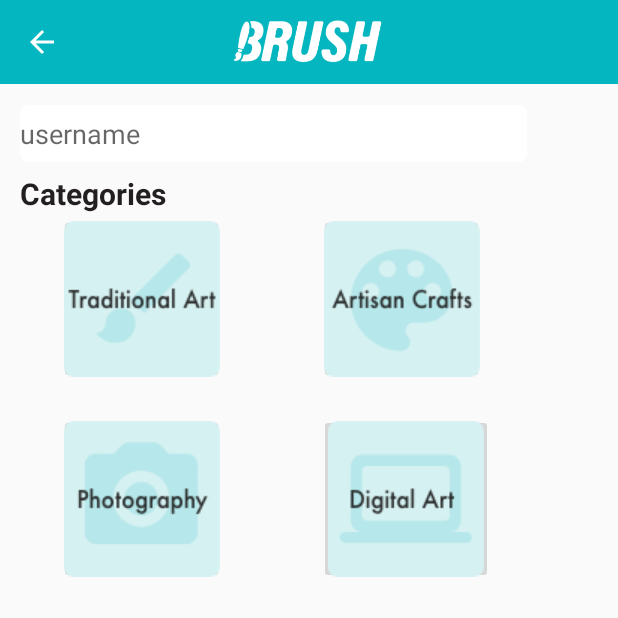
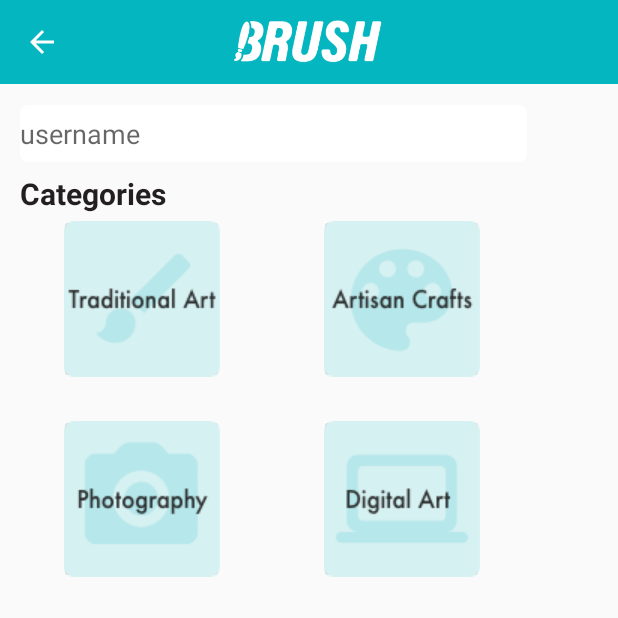
Before and after one commit to SadracTijerina/Brush, an Android app: the SearchUsersActivity screen opened directly, with no data from a screen before it, on a phone screen of 412 x 824 dp, the top half of it. Run offline under Robolectric (Android 15) with nearby library versions, the phone set to English and light mode, and no system bars; our stand-ins replace Firebase (no records; nobody signed in at launch, a user with empty details on screens opened directly).

Commit message:
Fixed search layout

```diff
--- a/app/src/main/res/layout/activity_search_users.xml
+++ b/app/src/main/res/layout/activity_search_users.xml
@@ -71,7 +71,7 @@
 
     <ImageButton
         android:id="@+id/search_digital"
-        android:layout_width="116dp"
+        android:layout_width="110dp"
         android:layout_height="106dp"
         android:layout_below="@+id/search_artisan"
         android:layout_alignStart="@+id/search_artisan"
```
